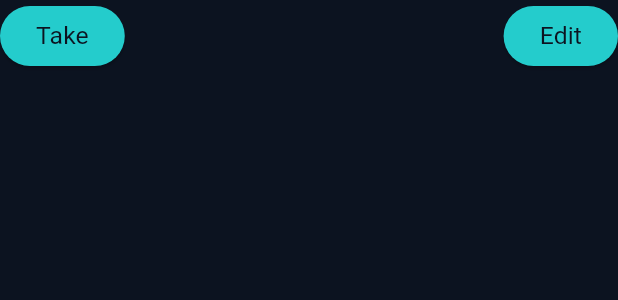
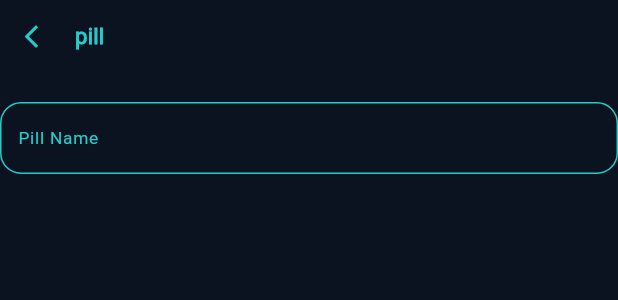
Before and after one commit to AliKamar34/MediMood, a Flutter app: the PillActionButtons widget shown alone on an empty page, opened directly, after a tap on "Edit", on a phone screen of 412 x 824 dp. Shown: the top 300 px of the screen. Run offline on Flutter 3.47's test engine with Material 3 defaults, Android fonts, the light colour scheme and no system bars; our stand-ins replace flutter_svg, font_awesome_flutter, go_router, google_nav_bar.

Commit message:
create edit pill view

```diff
--- a/lib/core/utils/app_routes.dart
+++ b/lib/core/utils/app_routes.dart
@@ -1,5 +1,6 @@
 import 'package:flutter/material.dart';
 import 'package:go_router/go_router.dart';
+import 'package:new_app/features/home/presentation/views/edit_pill_view.dart';
 import 'package:new_app/features/home/presentation/views/home_view.dart';
 import 'package:new_app/features/home/presentation/views/nav_bar_view.dart';
 import 'package:new_app/features/home/presentation/views/pills_view.dart';
@@ -7,6 +8,7 @@ import 'package:new_app/features/home/presentation/views/pills_view.dart';
 abstract class AppRoutes {
   static const String kHomeView = '/homeView';
   static const String kPillsView = '/pillsView';
+  static const String kEditPillView = '/editPillView';
 
   static final GoRouter router = GoRouter(
     routes: <RouteBase>[
@@ -28,6 +30,12 @@ abstract class AppRoutes {
           return const PillsView();
         },
       ),
+      GoRoute(
+        path: kEditPillView,
+        builder: (BuildContext context, GoRouterState state) {
+          return const EditPillView();
+        },
+      ),
     ],
   );
 }
--- /dev/null
+++ b/lib/features/home/presentation/views/edit_pill_view.dart
@@ -0,0 +1,11 @@
+import 'package:flutter/material.dart';
+import 'package:new_app/features/home/presentation/views/widgets/edit_pill_view_body.dart';
+
+class EditPillView extends StatelessWidget {
+  const EditPillView({super.key});
+
+  @override
+  Widget build(BuildContext context) {
+    return const EditPillViewBody();
+  }
+}
--- /dev/null
+++ b/lib/features/home/presentation/views/widgets/edit_pill_view_body.dart
@@ -0,0 +1,68 @@
+import 'package:flutter/material.dart';
+import 'package:go_router/go_router.dart';
+import 'package:new_app/core/utils/app_text_style.dart';
+import 'package:new_app/core/utils/colors_asset_data.dart';
+
+class EditPillViewBody extends StatelessWidget {
+  const EditPillViewBody({super.key});
+
+  @override
+  Widget build(BuildContext context) {
+    return Scaffold(
+      body: SafeArea(
+        child: Column(
+          children: [
+            TextButton(
+              onPressed: () {
+                GoRouter.of(context).pop();
+              },
+              child: Row(
+                children: [
+                  const Icon(
+                    Icons.arrow_back_ios_new_outlined,
+                    color: ColorsAssetData.primaryColor,
+                  ),
+                  const SizedBox(
+                    width: 20,
+                  ),
+                  Text(
+                    'pill',
+                    style: AppTextStyle.styleMedium18(context).copyWith(
+                      color: ColorsAssetData.primaryColor,
+                    ),
+                  )
+                ],
+              ),
+            ),
+            const SizedBox(
+              height: 20,
+            ),
+            TextField(
+              cursorColor: ColorsAssetData.primaryColor,
+              decoration: InputDecoration(
+                labelText: 'Pill Name',
+                labelStyle: AppTextStyle.styleRegular14(context)
+                    .copyWith(color: ColorsAssetData.primaryColor),
+                hoverColor: ColorsAssetData.primaryColor,
+                contentPadding: const EdgeInsets.all(8),
+                enabledBorder: buildBorder(),
+                focusedBorder: buildBorder(),
+              ),
+            ),
+          ],
+        ),
+      ),
+    );
+  }
+
+  OutlineInputBorder buildBorder() {
+    return OutlineInputBorder(
+      borderRadius: BorderRadius.circular(14),
+      borderSide: const BorderSide(
+        width: 1,
+        style: BorderStyle.solid,
+        color: ColorsAssetData.primaryColor,
+      ),
+    );
+  }
+}
--- a/lib/features/home/presentation/views/widgets/pill_action_buttons.dart
+++ b/lib/features/home/presentation/views/widgets/pill_action_buttons.dart
@@ -1,4 +1,6 @@
 import 'package:flutter/material.dart';
+import 'package:go_router/go_router.dart';
+import 'package:new_app/core/utils/app_routes.dart';
 import 'package:new_app/core/utils/app_text_style.dart';
 import 'package:new_app/core/utils/colors_asset_data.dart';
 
@@ -27,7 +29,9 @@ class PillActionButtons extends StatelessWidget {
           ),
         ),
         ElevatedButton(
-          onPressed: () {},
+          onPressed: () {
+            GoRouter.of(context).push(AppRoutes.kEditPillView);
+          },
           style: ButtonStyle(
             backgroundColor: WidgetStateProperty.all(
               ColorsAssetData.primaryColor,
--- a/lib/features/home/presentation/views/widgets/pill_view_app_bar.dart
+++ b/lib/features/home/presentation/views/widgets/pill_view_app_bar.dart
@@ -1,4 +1,6 @@
 import 'package:flutter/material.dart';
+import 'package:go_router/go_router.dart';
+import 'package:new_app/core/utils/app_routes.dart';
 import 'package:new_app/core/utils/app_text_style.dart';
 import 'package:new_app/core/utils/colors_asset_data.dart';
 
@@ -19,7 +21,9 @@ class PillsViewAppBar extends StatelessWidget {
             style: AppTextStyle.styleRegular20(context),
           ),
           ElevatedButton(
-            onPressed: () {},
+            onPressed: () {
+              GoRouter.of(context).push(AppRoutes.kEditPillView);
+            },
             style: ButtonStyle(
               backgroundColor: WidgetStateProperty.all(
                 ColorsAssetData.primaryColor,
```
